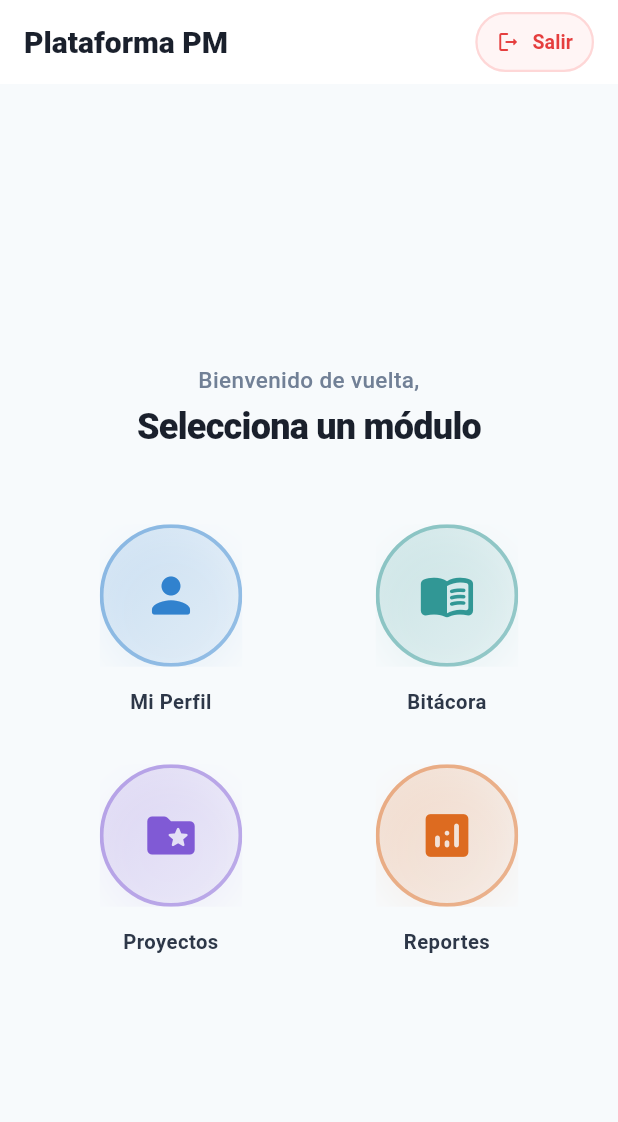
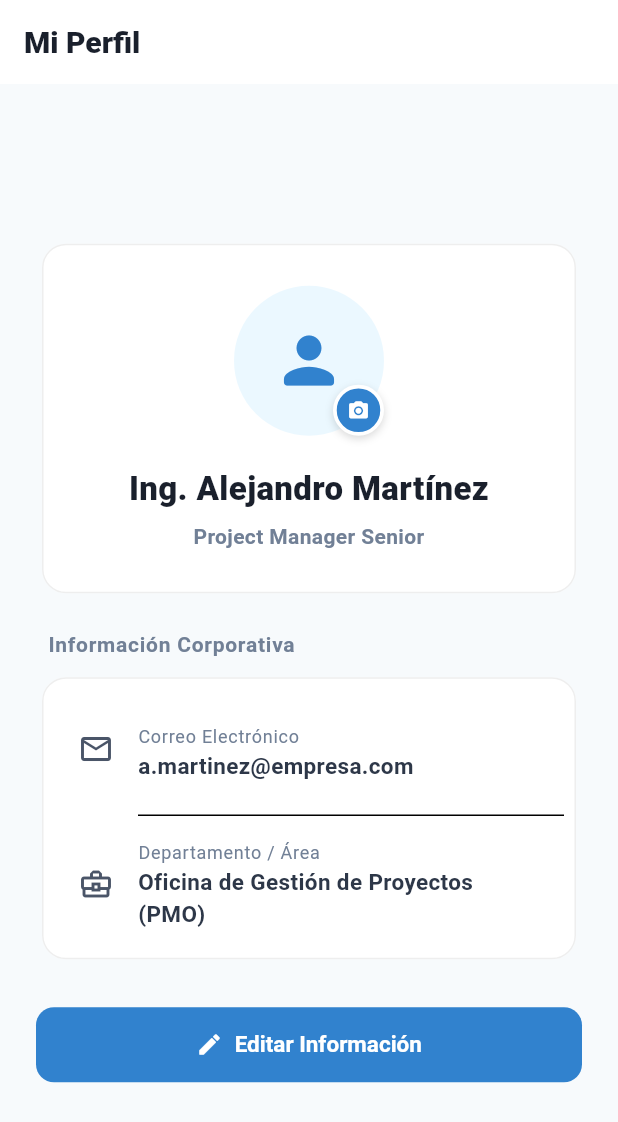
Before and after one commit to dazaragoza-ti/plataforma_pm, a Flutter app: the screen it shows after launch, after a tap on "Iniciar Sesión", after a tap on the "person" icon, on a phone screen of 412 x 824 dp. Shown: the top 1122 px of the screen. Run offline on Flutter 3.47's test engine with Material 3 defaults, Android fonts, the phone set to English and light mode, and no system bars; our stand-ins replace image_picker.

Commit message:
plantilla inicial

```diff
--- a/lib/features/auth/presentation/screens/login_screen.dart
+++ b/lib/features/auth/presentation/screens/login_screen.dart
@@ -1,7 +1,6 @@
 import 'package:flutter/material.dart';
 import '../../../../shared/widgets/custom_text_field.dart';
 import '../../../../shared/widgets/custom_button.dart';
-import '../../../home/presentation/screens/home_screen.dart';
 
 class LoginScreen extends StatefulWidget {
   const LoginScreen({super.key});
@@ -25,42 +24,44 @@ class _LoginScreenState extends State<LoginScreen> {
   void _onLoginPressed() {
     setState(() => _isSubmitting = true);
 
-    // Simula una transición rápida de carga para mantener la respuesta visual premium
+    // Simulación de carga rápida para mantener la respuesta visual premium
     Future.delayed(const Duration(milliseconds: 400), () {
       if (!mounted) return;
 
-      // Redirección directa al Home limpiando el historial de navegación
-      Navigator.pushReplacement(
-        context,
-        MaterialPageRoute(builder: (context) => const HomeScreen()),
-      );
+      // Reseteamos el estado de carga antes de movernos
+      setState(() => _isSubmitting = false);
+
+      // Usamos la ruta nombrada integrada con el historial del navegador Web
+      Navigator.pushReplacementNamed(context, '/home');
     });
   }
 
   @override
   Widget build(BuildContext context) {
     return Scaffold(
+      backgroundColor: const Color(0xFFF7FAFC),
       body: Center(
         child: SingleChildScrollView(
           padding: const EdgeInsets.all(24.0),
           child: Container(
-            constraints: const BoxConstraints(maxWidth: 400), // Control para visualización en Web/Desktop
+            constraints: const BoxConstraints(maxWidth: 400), // Control para visualización en Web
             child: Column(
               mainAxisAlignment: MainAxisAlignment.center,
               crossAxisAlignment: CrossAxisAlignment.stretch,
               children: [
-                // Logo Corporativo Temporal
                 const FlutterLogo(size: 80),
                 const SizedBox(height: 32),
 
                 Text(
                   'Plataforma PM',
-                  style: Theme.of(context).textTheme.headlineMedium?.copyWith(fontWeight: FontWeight.bold),
+                  style: Theme.of(context).textTheme.headlineMedium?.copyWith(
+                        fontWeight: FontWeight.w800,
+                        color: const Color(0xFF1A202C),
+                      ),
                   textAlign: TextAlign.center,
                 ),
                 const SizedBox(height: 24),
 
-                // Input de Usuario sin validación estricta
                 CustomTextField(
                   controller: _emailController,
                   labelText: 'Correo Electrónico o Usuario',
@@ -69,7 +70,6 @@ class _LoginScreenState extends State<LoginScreen> {
                 ),
                 const SizedBox(height: 16),
 
-                // Input de Contraseña sin validación de caracteres
                 CustomTextField(
                   controller: _passwordController,
                   labelText: 'Contraseña',
@@ -78,7 +78,6 @@ class _LoginScreenState extends State<LoginScreen> {
                 ),
                 const SizedBox(height: 24),
 
-                // Botón de acceso directo
                 CustomButton(
                   text: 'Iniciar Sesión',
                   isLoading: _isSubmitting,
--- a/lib/features/home/presentation/screens/home_screen.dart
+++ b/lib/features/home/presentation/screens/home_screen.dart
@@ -7,12 +7,16 @@ class HomeScreen extends StatelessWidget {
 
   @override
   Widget build(BuildContext context) {
+    // Definimos los módulos del menú
     final List<BubbleMenuItem> menuItems = [
       BubbleMenuItem(
         title: 'Mi Perfil',
         icon: Icons.person_rounded,
         color: const Color(0xFF3182CE),
-        onTap: () => debugPrint('Navegando a Perfil...'),
+        onTap: () {
+          // Cambiado a ruta nombrada para soportar las flechas del navegador Web
+          Navigator.pushNamed(context, '/profile');
+        },
       ),
       BubbleMenuItem(
         title: 'Bitácora',
@@ -50,6 +54,7 @@ class HomeScreen extends StatelessWidget {
             padding: const EdgeInsets.only(right: 16.0),
             child: OutlinedButton.icon(
               onPressed: () {
+                // Regresa al login limpiando el historial de rutas
                 Navigator.pushReplacementNamed(context, '/login');
               },
               icon: const Icon(Icons.logout_rounded, size: 16, color: Color(0xFFE53E3E)),
@@ -67,14 +72,15 @@ class HomeScreen extends StatelessWidget {
           ),
         ],
       ),
-      // Layout de Centrado Matemático Absoluto
-      body: Center(
-        child: Container(
-          constraints: const BoxConstraints(maxWidth: 400), // Limita el ancho del contenedor en Web
-          padding: const EdgeInsets.all(32.0),
+      // Forzamos el centrado matemático exacto en toda la ventana Web
+      body: SizedBox.expand(
+        child: Center(
+          child: SingleChildScrollView(
+            physics: const BouncingScrollPhysics(),
+            padding: const EdgeInsets.symmetric(horizontal: 32.0, vertical: 24.0),
             child: Column(
-            mainAxisAlignment: MainAxisAlignment.center, // Centra verticalmente
-            crossAxisAlignment: CrossAxisAlignment.center, // Centra horizontalmente
+              mainAxisAlignment: MainAxisAlignment.center,
+              crossAxisAlignment: CrossAxisAlignment.center,
               children: [
                 const Text(
                   'Bienvenido de vuelta,',
@@ -89,7 +95,13 @@ class HomeScreen extends StatelessWidget {
                 ),
                 const SizedBox(height: 48),
 
-              // Fila 1 de Burbujas
+                // Contenedor estricto que agrupa la visualización en cuadrícula 2x2 en medio de la pantalla
+                Container(
+                  constraints: const BoxConstraints(maxWidth: 340),
+                  child: Column(
+                    mainAxisSize: MainAxisSize.min,
+                    children: [
+                      // Fila 1 de burbujas animadas
                       Row(
                         mainAxisAlignment: MainAxisAlignment.center,
                         children: [
@@ -100,7 +112,7 @@ class HomeScreen extends StatelessWidget {
                       ),
                       const SizedBox(height: 32),
 
-              // Fila 2 de Burbujas
+                      // Fila 2 de burbujas animadas
                       Row(
                         mainAxisAlignment: MainAxisAlignment.center,
                         children: [
@@ -112,6 +124,10 @@ class HomeScreen extends StatelessWidget {
                     ],
                   ),
                 ),
+              ],
+            ),
+          ),
+        ),
       ),
     );
   }
--- a/lib/features/home/presentation/widgets/bubble_button.dart
+++ b/lib/features/home/presentation/widgets/bubble_button.dart
@@ -1,6 +1,6 @@
 import 'package:flutter/material.dart';
 
-class BubbleButton extends StatelessWidget {
+class BubbleButton extends StatefulWidget {
   final String title;
   final IconData icon;
   final Color color;
@@ -15,21 +15,38 @@ class BubbleButton extends StatelessWidget {
   });
 
   @override
+  State<BubbleButton> createState() => _BubbleButtonState();
+}
+
+class _BubbleButtonState extends State<BubbleButton> {
+  bool _isHovered = false;
+
+  @override
   Widget build(BuildContext context) {
     return Column(
       mainAxisSize: MainAxisSize.min,
       mainAxisAlignment: MainAxisAlignment.center,
       crossAxisAlignment: CrossAxisAlignment.center,
       children: [
-        Material(
+        // MouseRegion detecta de manera precisa la posición del cursor en Web/Desktop
+        MouseRegion(
+          onEnter: (_) => setState(() => _isHovered = true),
+          onExit: (_) => setState(() => _isHovered = false),
+          cursor: SystemMouseCursors.click,
+          child: AnimatedScale(
+            scale: _isHovered ? 1.12 : 1.0, // Efecto de acercamiento (zoom)
+            duration: const Duration(milliseconds: 200),
+            curve: Curves.easeOutCubic,
+            child: Material(
               color: Colors.transparent,
               child: InkWell(
-            onTap: onTap,
-            mouseCursor: SystemMouseCursors.click, // Cambia el cursor nativamente sin usar MouseRegion
+                onTap: widget.onTap,
                 customBorder: const CircleBorder(),
-            splashColor: color.withValues(alpha: 0.12),
-            highlightColor: color.withValues(alpha: 0.06),
-            child: Ink(
+                splashColor: widget.color.withValues(alpha: 0.12),
+                highlightColor: widget.color.withValues(alpha: 0.06),
+                child: AnimatedContainer(
+                  duration: const Duration(milliseconds: 200),
+                  curve: Curves.easeOutCubic,
                   padding: const EdgeInsets.all(26),
                   decoration: BoxDecoration(
                     shape: BoxShape.circle,
@@ -37,34 +54,36 @@ class BubbleButton extends StatelessWidget {
                       begin: Alignment.topLeft,
                       end: Alignment.bottomRight,
                       colors: [
-                    color.withValues(alpha: 0.18),
-                    color.withValues(alpha: 0.05),
+                        widget.color.withValues(alpha: _isHovered ? 0.25 : 0.18), // Brilla más en hover
+                        widget.color.withValues(alpha: 0.05),
                       ],
                     ),
                     border: Border.all(
-                  color: color.withValues(alpha: 0.45),
+                      color: widget.color.withValues(alpha: _isHovered ? 0.70 : 0.45),
                       width: 2.5,
                     ),
                     boxShadow: [
                       BoxShadow(
-                    color: color.withValues(alpha: 0.06),
-                    blurRadius: 20,
-                    offset: const Offset(0, 10),
-                    spreadRadius: 1,
+                        color: widget.color.withValues(alpha: _isHovered ? 0.14 : 0.06), // Sombra más profunda en hover
+                        blurRadius: _isHovered ? 24 : 20,
+                        offset: _isHovered ? const Offset(0, 12) : const Offset(0, 10),
+                        spreadRadius: _isHovered ? 2 : 1,
                       ),
                     ],
                   ),
                   child: Icon(
-                icon,
+                    widget.icon,
                     size: 38,
-                color: color,
+                    color: widget.color,
+                  ),
+                ),
               ),
             ),
           ),
         ),
         const SizedBox(height: 14),
         Text(
-          title,
+          widget.title,
           style: const TextStyle(
             fontSize: 13.5,
             fontWeight: FontWeight.w600,
--- /dev/null
+++ b/lib/features/profile/presentation/screens/profile_screen.dart
@@ -0,0 +1,278 @@
+import 'dart:io';
+import 'package:flutter/foundation.dart' show kIsWeb;
+import 'package:flutter/material.dart';
+import 'package:image_picker/image_picker.dart';
+
+class ProfileScreen extends StatefulWidget {
+  const ProfileScreen({super.key});
+
+  @override
+  State<ProfileScreen> createState() => _ProfileScreenState();
+}
+
+class _ProfileScreenState extends State<ProfileScreen> {
+  // Manejo de la Imagen de Perfil
+  XFile? _imageFile;
+  final ImagePicker _picker = ImagePicker();
+
+  // Controladores para la edición de información
+  bool _isEditing = false;
+  final _nameController = TextEditingController(text: 'Ing. Alejandro Martínez');
+  final _roleController = TextEditingController(text: 'Project Manager Senior');
+  final _emailController = TextEditingController(text: 'a.martinez@empresa.com');
+  final _deptController = TextEditingController(text: 'Oficina de Gestión de Proyectos (PMO)');
+
+  @override
+  void dispose() {
+    _nameController.dispose();
+    _roleController.dispose();
+    _emailController.dispose();
+    _deptController.dispose();
+    super.dispose();
+  }
+
+  // Función para abrir la cámara / selector de archivos
+  Future<void> _pickImage() async {
+    try {
+      // En Web abre el explorador de archivos. En móvil, usa la cámara directamente.
+      final XFile? pickedFile = await _picker.pickImage(
+        source: kIsWeb ? ImageSource.gallery : ImageSource.camera,
+        maxWidth: 600,
+        maxHeight: 600,
+        imageQuality: 85,
+      );
+
+      if (pickedFile != null) {
+        setState(() {
+          _imageFile = pickedFile;
+        });
+
+        ScaffoldMessenger.of(context).showSnackBar(
+          const SnackBar(content: Text('Foto de perfil actualizada correctamente')),
+        );
+      }
+    } catch (e) {
+      debugPrint('Error al capturar imagen: $e');
+    }
+  }
+
+  // Widget dinámico para renderizar la imagen cargada
+  Widget _buildAvatarImage() {
+    if (_imageFile != null) {
+      if (kIsWeb) {
+        return ClipOval(
+          child: Image.network(
+            _imageFile!.path,
+            width: 100,
+            height: 100,
+            fit: BoxFit.cover,
+          ),
+        );
+      } else {
+        return ClipOval(
+          child: Image.file(
+            File(_imageFile!.path),
+            width: 100,
+            height: 100,
+            fit: BoxFit.cover,
+          ),
+        );
+      }
+    }
+
+    // Avatar por defecto si no hay foto seleccionada
+    return const Icon(
+      Icons.person_rounded,
+      size: 50,
+      color: Color(0xFF3182CE),
+    );
+  }
+
+  @override
+  Widget build(BuildContext context) {
+    return Scaffold(
+      backgroundColor: const Color(0xFFF7FAFC),
+      appBar: AppBar(
+        backgroundColor: Colors.white,
+        elevation: 0,
+        scrolledUnderElevation: 0,
+        automaticallyImplyLeading: false,
+        leading: null,
+        title: const Text(
+          'Mi Perfil',
+          style: TextStyle(fontWeight: FontWeight.w800, color: Color(0xFF1A202C), fontSize: 20),
+        ),
+        titleSpacing: kIsWeb ? 24 : NavigationToolbar.kMiddleSpacing,
+      ),
+      body: Center(
+        child: SingleChildScrollView(
+          physics: const BouncingScrollPhysics(),
+          padding: const EdgeInsets.symmetric(horizontal: 24.0, vertical: 32.0),
+          child: Container(
+            constraints: const BoxConstraints(maxWidth: 500),
+            child: Column(
+              crossAxisAlignment: CrossAxisAlignment.stretch,
+              children: [
+                // TARJETA PRINCIPAL: AVATAR Y NOMBRES
+                Card(
+                  color: Colors.white,
+                  elevation: 0,
+                  shape: RoundedRectangleBorder(
+                    borderRadius: BorderRadius.circular(16),
+                    side: BorderSide(color: Colors.grey.shade200),
+                  ),
+                  child: Padding(
+                    padding: const EdgeInsets.all(28.0),
+                    child: Column(
+                      children: [
+                        Stack(
+                          children: [
+                            CircleAvatar(
+                              radius: 50,
+                              backgroundColor: const Color(0xFFEBF8FF),
+                              child: _buildAvatarImage(),
+                            ),
+                            Positioned(
+                              bottom: 0,
+                              right: 0,
+                              child: MouseRegion(
+                                cursor: SystemMouseCursors.click,
+                                child: GestureDetector(
+                                  onTap: _pickImage, // Al darle click abre el selector de imagen
+                                  child: Container(
+                                    padding: const EdgeInsets.all(7),
+                                    decoration: BoxDecoration(
+                                      color: const Color(0xFF3182CE),
+                                      shape: BoxShape.circle,
+                                      border: Border.all(color: Colors.white, width: 2.5),
+                                      boxShadow: [
+                                        BoxShadow(
+                                          color: Colors.black.withValues(alpha: 0.15),
+                                          blurRadius: 4,
+                                          offset: const Offset(0, 2),
+                                        ),
+                                      ],
+                                    ),
+                                    child: const Icon(
+                                      Icons.camera_alt_rounded,
+                                      size: 15,
+                                      color: Colors.white,
+                                    ),
+                                  ),
+                                ),
+                              ),
+                            ),
+                          ],
+                        ),
+                        const SizedBox(height: 20),
+
+                        // Campos de texto dinámicos según modo edición
+                        _isEditing
+                            ? TextField(
+                                controller: _nameController,
+                                textAlign: TextAlign.center,
+                                style: const TextStyle(fontSize: 20, fontWeight: FontWeight.w800),
+                                decoration: const InputDecoration(hintText: 'Nombre Completo'),
+                              )
+                            : Text(
+                                _nameController.text,
+                                style: const TextStyle(fontSize: 22, fontWeight: FontWeight.w800, color: Color(0xFF1A202C)),
+                                textAlign: TextAlign.center,
+                              ),
+                        const SizedBox(height: 6),
+                        _isEditing
+                            ? TextField(
+                                controller: _roleController,
+                                textAlign: TextAlign.center,
+                                style: const TextStyle(fontSize: 14, fontWeight: FontWeight.w600),
+                                decoration: const InputDecoration(hintText: 'Puesto o Rol'),
+                              )
+                            : Text(
+                                _roleController.text,
+                                style: const TextStyle(fontSize: 14, fontWeight: FontWeight.w600, color: Color(0xFF718096)),
+                                textAlign: TextAlign.center,
+                              ),
+                      ],
+                    ),
+                  ),
+                ),
+                const SizedBox(height: 20),
+
+                // SECCIÓN: DATOS DE CONTACTO CORPORATIVOS
+                const Padding(
+                  padding: EdgeInsets.only(left: 8.0, bottom: 8.0),
+                  child: Text(
+                    'Información Corporativa',
+                    style: TextStyle(fontSize: 14, fontWeight: FontWeight.w700, color: Color(0xFF718096), letterSpacing: 0.5),
+                  ),
+                ),
+                Card(
+                  color: Colors.white,
+                  elevation: 0,
+                  shape: RoundedRectangleBorder(
+                    borderRadius: BorderRadius.circular(16),
+                    side: BorderSide(color: Colors.grey.shade200),
+                  ),
+                  child: Padding(
+                    padding: const EdgeInsets.symmetric(vertical: 12.0, horizontal: 8.0),
+                    child: Column(
+                      children: [
+                        ListTile(
+                          leading: const Icon(Icons.email_outlined, color: Color(0xFF4A5568)),
+                          title: const Text('Correo Electrónico', style: TextStyle(fontSize: 12, color: Color(0xFF718096))),
+                          subtitle: _isEditing
+                              ? TextField(controller: _emailController)
+                              : Text(_emailController.text, style: const TextStyle(fontSize: 15, fontWeight: FontWeight.w600, color: Color(0xFF2D3748))),
+                        ),
+                        const Divider(height: 16, indent: 56),
+                        ListTile(
+                          leading: const Icon(Icons.business_center_outlined, color: Color(0xFF4A5568)),
+                          title: const Text('Departamento / Área', style: TextStyle(fontSize: 12, color: Color(0xFF718096))),
+                          subtitle: _isEditing
+                              ? TextField(controller: _deptController)
+                              : Text(_deptController.text, style: const TextStyle(fontSize: 15, fontWeight: FontWeight.w600, color: Color(0xFF2D3748))),
+                        ),
+                      ],
+                    ),
+                  ),
+                ),
+                const SizedBox(height: 28),
+
+                // BOTÓN DE ACCIÓN: INTERCAMBIA ENTRE "EDITAR" Y "GUARDAR CAMBIOS"
+                ElevatedButton.icon(
+                  onPressed: () {
+                    setState(() {
+                      if (_isEditing) {
+                        // Acción al presionar GUARDAR
+                        _isEditing = false;
+                        ScaffoldMessenger.of(context).showSnackBar(
+                          const SnackBar(
+                            content: Text('Cambios guardados con éxito'),
+                            backgroundColor: Colors.green,
+                          ),
+                        );
+                      } else {
+                        // Acción al presionar EDITAR
+                        _isEditing = true;
+                      }
+                    });
+                  },
+                  icon: Icon(_isEditing ? Icons.save_rounded : Icons.edit_rounded, size: 18),
+                  label: Text(_isEditing ? 'Guardar Cambios' : 'Editar Información'),
+                  style: ElevatedButton.styleFrom(
+                    backgroundColor: _isEditing ? const Color(0xFF38A169) : const Color(0xFF3182CE), // Cambia a verde en guardar
+                    foregroundColor: Colors.white,
+                    elevation: 0,
+                    padding: const EdgeInsets.symmetric(vertical: 16),
+                    shape: RoundedRectangleBorder(borderRadius: BorderRadius.circular(12)),
+                    textStyle: const TextStyle(fontSize: 15, fontWeight: FontWeight.w700),
+                  ),
+                ),
+              ],
+            ),
+          ),
+        ),
+      ),
+    );
+  }
+}
--- a/lib/main.dart
+++ b/lib/main.dart
@@ -1,15 +1,11 @@
 import 'package:flutter/material.dart';
-// Usamos rutas absolutas basadas en el package para evitar fallos del linter
 import 'package:plataforma_pm/core/theme/app_theme.dart';
 import 'package:plataforma_pm/features/auth/presentation/screens/login_screen.dart';
+import 'package:plataforma_pm/features/home/presentation/screens/home_screen.dart';
+import 'package:plataforma_pm/features/profile/presentation/screens/profile_screen.dart';
 
 void main() async {
-  // Asegura que los bindings de Flutter estén listos antes de inicializar servicios
   WidgetsFlutterBinding.ensureInitialized();
-
-  // TODO: Inicializar inyección de dependencias (GetIt), Firebase, etc.
-  // await ServiceLocator.init();
-
   runApp(const MainApp());
 }
 
@@ -18,20 +14,20 @@ class MainApp extends StatelessWidget {
 
   @override
   Widget build(BuildContext context) {
-    // Si usas un gestor de estados global (como BlocProvider o Provider),
-    // este es el lugar ideal para envolver tu MaterialApp.
     return MaterialApp(
       debugShowCheckedModeBanner: false,
       title: 'Plataforma PM',
-
-      // Aplicamos el tema empresarial centralizado y corregido de Material 3
       theme: AppTheme.lightTheme,
 
-      // Nuestra pantalla de login estructurada como la raíz
-      home: const LoginScreen(),
+      // Definimos la ruta inicial explícita
+      initialRoute: '/login',
 
-      // TODO: Configurar el enrutador definitivo más adelante (ej. GoRouter)
-      // routerConfig: AppRouter.config,
+      // Mapa de rutas de la aplicación para soporte Web nativo
+      routes: {
+        '/login': (context) => const LoginScreen(),
+        '/home': (context) => const HomeScreen(),
+        '/profile': (context) => const ProfileScreen(),
+      },
     );
   }
 }
--- a/pubspec.yaml
+++ b/pubspec.yaml
@@ -34,6 +34,7 @@ dependencies:
   # The following adds the Cupertino Icons font to your application.
   # Use with the CupertinoIcons class for iOS style icons.
   cupertino_icons: ^1.0.8
+  image_picker: ^1.2.3
 
 dev_dependencies:
   flutter_test:
```
Also changed, not shown: pubspec.lock, 5 other files. Lines whose indentation alone changed are shown as unchanged.
